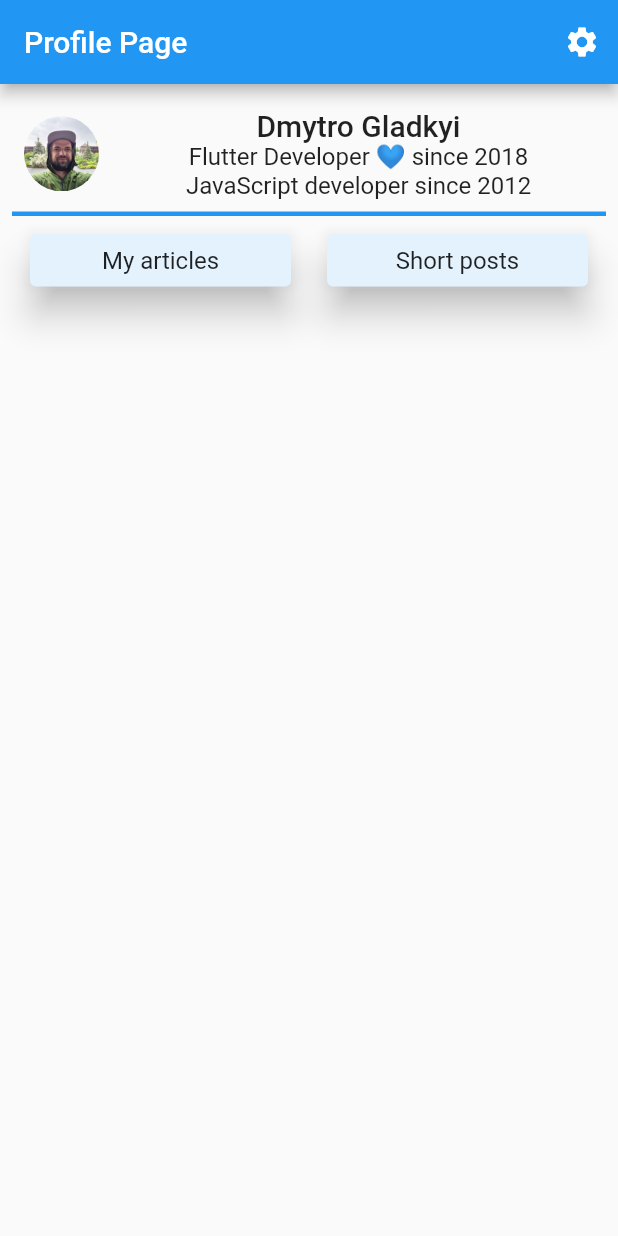
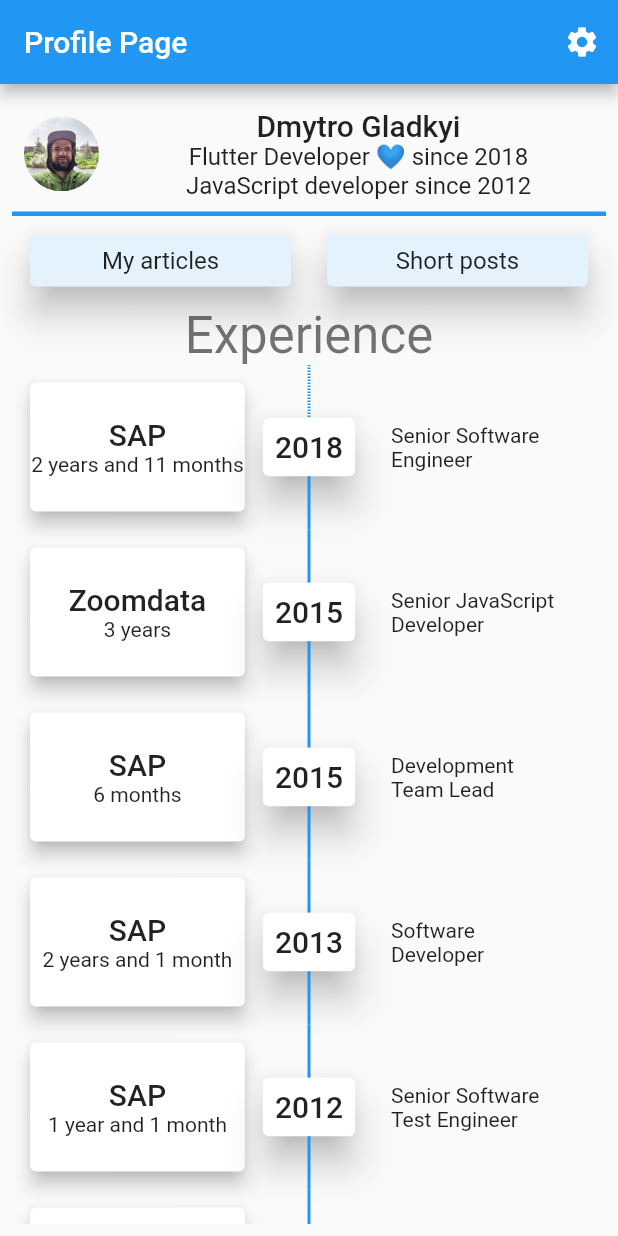
Before and after one commit to gladimdim/metapersona, a Flutter app: the screen it shows after launch, on a phone screen of 412 x 824 dp. Run offline on Flutter 3.47's test engine with Material 2 defaults, Android fonts, the phone set to English and light mode, and no system bars; drawn by our look-alikes of timelines; our stand-ins replace flutter_markdown, shared_preferences; generated files the repository leaves out were written again.

Commit message:
Added experience timeline

```diff
--- a/lib/src/components/bordered_all.dart
+++ b/lib/src/components/bordered_all.dart
@@ -14,7 +14,7 @@ class BorderedAll extends StatelessWidget {
     return BorderedContainerWithSides(
       child: child,
       width: width,
-      color: Colors.white,
+      color: color,
       borderDirections: const [
         AxisDirection.down,
         AxisDirection.up,
--- /dev/null
+++ b/lib/src/experience/experience.dart
@@ -0,0 +1,45 @@
+class Experience {
+  final DateTime date;
+  final String text;
+  final Company company;
+  String? subText;
+
+  Experience(
+      {required this.date,
+      required this.text,
+      required this.company,
+      this.subText});
+}
+
+class Company {
+  final String name;
+  String? imageUrl;
+
+  Company({required this.name, this.imageUrl});
+}
+
+final sap = Company(name: "SAP");
+final globalLogic = Company(name: "GlobalLogic");
+final visiprise = Company(name: "Visiprise");
+final zoomdata = Company(name: "Zoomdata");
+
+List<Experience> myExperience = [
+  Experience(date: DateTime(2018, 12), text: "Senior Software Engineer", company: sap),
+  Experience(date: DateTime(2015, 12), text: "Senior JavaScript Developer", company: zoomdata),
+  Experience(date: DateTime(2015, 6), text: "Development Team Lead", company: sap),
+  Experience(date: DateTime(2013, 5), text: "Software Developer", company: sap),
+  Experience(
+      date: DateTime(2012, 4),
+      text: "Senior Software Test Engineer",
+      company: sap),
+  Experience(
+      date: DateTime(2008, 10), text: "Software Test Engineer", company: sap),
+  Experience(
+      date: DateTime(2007, 12),
+      text: "Software Test Engineer at Visiprise (bought by SAP)",
+      company: visiprise),
+  Experience(
+      date: DateTime(2006, 6),
+      text: "Software Test Engineer",
+      company: globalLogic),
+];
--- a/lib/src/main_view/main_profile_view.dart
+++ b/lib/src/main_view/main_profile_view.dart
@@ -1,9 +1,12 @@
 import 'package:flutter/material.dart';
 import 'package:flutter_gen/gen_l10n/app_localizations.dart';
 import 'package:metapersona/src/catalog_view/catalog_view.dart';
+import 'package:metapersona/src/components/bordered_all.dart';
 import 'package:metapersona/src/components/bordered_bottom.dart';
 import 'package:metapersona/src/components/main_view_card_item.dart';
+import 'package:metapersona/src/experience/experience.dart';
 import 'package:metapersona/src/settings/settings_view.dart';
+import 'package:timelines/timelines.dart';
 
 class MainProfileView extends StatelessWidget {
   static const String routeName = "/";
@@ -97,6 +100,51 @@ class MainProfileView extends StatelessWidget {
                   ),
                 ],
               ),
+              Text(
+                "Experience",
+                style: Theme.of(context).textTheme.headline4,
+              ),
+              Expanded(
+                flex: 1,
+                child: Timeline.tileBuilder(
+                  builder: TimelineTileBuilder.connected(
+                      contentsAlign: ContentsAlign.basic,
+                      itemCount: myExperience.length,
+                      indicatorBuilder: (context, index) => SizedBox(
+                            height: 110.0,
+                            child: TimelineNode(
+                              indicator: Card(
+                                elevation: 10,
+                                margin: EdgeInsets.zero,
+                                child: Padding(
+                                  padding: const EdgeInsets.all(8.0),
+                                  child: Text(
+                                    "${myExperience[index].date.year}",
+                                    style:
+                                        Theme.of(context).textTheme.headline6,
+                                  ),
+                                ),
+                              ),
+                              startConnector: index == 0
+                                  ? DashedLineConnector()
+                                  : SolidLineConnector(),
+                              endConnector: SolidLineConnector(),
+                            ),
+                          ),
+                      connectorBuilder: (context, index, type) =>
+                          SolidLineConnector(),
+                      oppositeContentsBuilder: (context, index) => Padding(
+                        padding: const EdgeInsets.all(8.0),
+                            child: _getTimelineNodeForCompany(index, context),
+                          ),
+                      contentsBuilder: (context, index) {
+                        return Padding(
+                          padding: const EdgeInsets.all(24.0),
+                          child: Text(myExperience[index].text),
+                        );
+                      }),
+                ),
+              ),
             ],
           ),
         ),
@@ -104,6 +152,44 @@ class MainProfileView extends StatelessWidget {
     );
   }
 
+  _getTimelineNodeForCompany(int index, BuildContext context) {
+    final company = myExperience[index].company;
+    final nextDate = index == 0 ? DateTime.now() : myExperience[index - 1].date;
+    final diff = nextDate.millisecondsSinceEpoch -
+        myExperience[index].date.millisecondsSinceEpoch;
+    final durationDiff = Duration(milliseconds: diff);
+    return ConstrainedBox(
+      constraints: const BoxConstraints(
+        minWidth: 200,
+      ),
+      child: Card(
+        elevation: 5,
+        child: Column(
+          mainAxisAlignment: MainAxisAlignment.center,
+          children: [
+            Text(
+              company.name,
+              style: Theme.of(context).textTheme.headline6,
+            ),
+            Text(_timeDiffToString(durationDiff)),
+          ],
+        ),
+      ),
+    );
+  }
+
+  _timeDiffToString(Duration value) {
+    var years = value.inDays ~/ 365;
+    var months = value.inDays / 30;
+    var monthsLeft = (months % 12).toInt();
+    var yearLabel = years > 1 ? "years" : "year";
+    var monthLabel = monthsLeft > 1 ? "months" : "month";
+    var yearPrefix = years > 0 ? "${years.toInt()} $yearLabel" : "";
+    var monthsPrefix = monthsLeft > 0 ? "$monthsLeft $monthLabel" : "";
+    var joiner = (years > 0 && monthsLeft > 0) ? " and " : "";
+    return "$yearPrefix$joiner$monthsPrefix";
+  }
+
   void _viewMyPostsPressed(BuildContext context) {
     Navigator.restorablePushNamed(context, CatalogView.routeName);
   }
--- a/pubspec.yaml
+++ b/pubspec.yaml
@@ -18,6 +18,7 @@ dependencies:
   flutter_markdown: ^0.6.8
   url_launcher: ^6.0.12
   http: ^0.13.4
+  timelines: ^0.1.0
 
 dev_dependencies:
   flutter_test:
```
Also changed, not shown: pubspec.lock.
